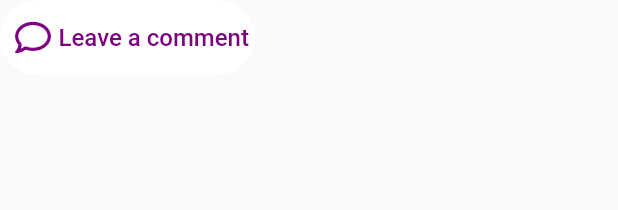
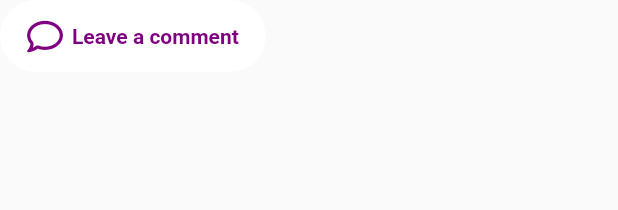
Before and after one commit to Truffel228/My-Firebase-App, a Flutter app: the CommentButton widget shown alone on an empty page, opened directly, on a phone screen of 412 x 824 dp. Shown: the top 210 px of the screen. Run offline on Flutter 3.47's test engine with Material 2 defaults, Android fonts, the light colour scheme and no system bars; our stand-ins replace bloc, cached_network_image, cloud_firestore, connectivity_plus, equatable, firebase_auth and 12 more; missing offline and left inert: flutter_map_marker_cluster; accounts and stored records are empty; network calls fail.

Commit message:
Refactor comment_button

```diff
--- a/lib/screens/map/widgets/comment_button.dart
+++ b/lib/screens/map/widgets/comment_button.dart
@@ -17,24 +17,25 @@ class _CommentButtonState extends State<CommentButton> {
     return InkWell(
       onTap: widget.onTap,
       child: ClipRRect(
-        borderRadius: const BorderRadius.all(const Radius.circular(25)),
+        borderRadius: const BorderRadius.all(Radius.circular(100)),
         child: Container(
-          width: 170,
-          height: 50,
-          padding: const EdgeInsets.symmetric(horizontal: 10, vertical: 5),
+          padding: const EdgeInsets.symmetric(horizontal: 18, vertical: 12),
           decoration: const BoxDecoration(color: Colors.white),
           child: Row(
+            mainAxisSize: MainAxisSize.min,
             mainAxisAlignment: MainAxisAlignment.center,
             children: [
               Icon(
                 FontAwesomeIcons.comment,
                 color: theme.primaryColor,
               ),
-              const SizedBox(width: 5),
+              const SizedBox(width: 6),
               Text(
                 'Leave a comment',
-                style: theme.textTheme.bodyText1!
-                    .copyWith(color: theme.primaryColor),
+                style: theme.textTheme.bodyMedium?.copyWith(
+                  color: theme.primaryColor,
+                  fontWeight: FontWeight.w600,
+                ),
               ),
             ],
           ),
```
